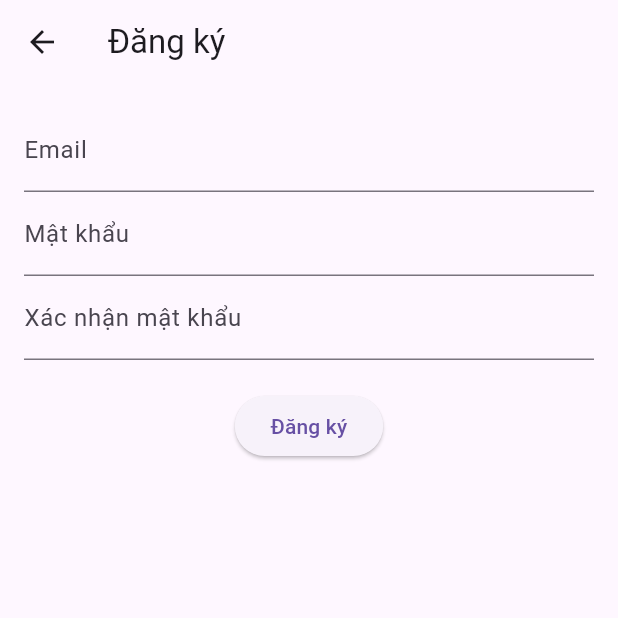
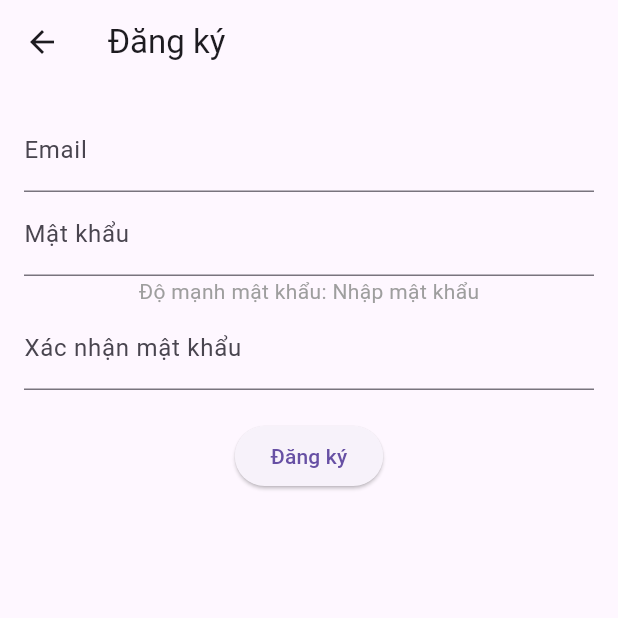
Before and after one commit to thinhngoo/AI_chat_bot, a Flutter app: the screen it shows after launch, after a tap on "Chưa có tài khoản? Đăng ký ngay", on a phone screen of 412 x 824 dp, the top half of it. Run offline on Flutter 3.47's test engine with Material 3 defaults, Android fonts, the phone set to English and light mode, and no system bars; our stand-ins replace logger, shared_preferences.

Commit message:
Update local login & signup

```diff
--- a/lib/main.dart
+++ b/lib/main.dart
@@ -1,15 +1,14 @@
 import 'package:flutter/material.dart';
-import 'package:firebase_core/firebase_core.dart';
+import 'services/auth_service.dart';
 import 'screens/login_page.dart';
+import 'screens/home_page.dart';
 
-void main() async {
-  WidgetsFlutterBinding.ensureInitialized();
-  await Firebase.initializeApp(); // Khởi tạo Firebase
+void main() {
   runApp(const MyApp());
 }
 
 class MyApp extends StatelessWidget {
-  const MyApp({Key? key}) : super(key: key); // Add key parameter
+  const MyApp({Key? key}) : super(key: key);
 
   @override
   Widget build(BuildContext context) {
@@ -18,7 +17,18 @@ class MyApp extends StatelessWidget {
       theme: ThemeData(
         primarySwatch: Colors.blue,
       ),
-      home: const LoginPage(), // Màn hình khởi đầu là LoginPage
+      home: FutureBuilder<bool>(
+        future: AuthService().isLoggedIn(),
+        builder: (context, snapshot) {
+          if (snapshot.connectionState == ConnectionState.waiting) {
+            return const Center(child: CircularProgressIndicator());
+          } else if (snapshot.hasData && snapshot.data == true) {
+            return const HomePage();
+          } else {
+            return const LoginPage();
+          }
+        },
+      ),
     );
   }
 }
--- a/lib/screens/signup_page.dart
+++ b/lib/screens/signup_page.dart
@@ -1,5 +1,4 @@
 import 'package:flutter/material.dart';
-import 'package:firebase_auth/firebase_auth.dart';
 import '../services/auth_service.dart';
 import 'login_page.dart';
 
@@ -16,7 +15,54 @@ class SignUpPageState extends State<SignUpPage> {
   final _confirmPasswordController = TextEditingController();
   final AuthService _authService = AuthService();
 
+  bool isValidEmail(String email) {
+    final emailRegex = RegExp(r'^[\w-\.]+@([\w-]+\.)+[\w-]{2,4}$');
+    return emailRegex.hasMatch(email);
+  }
+
+  bool isValidPassword(String password) {
+    if (password.length < 8) return false;
+    if (!password.contains(RegExp(r'[A-Z]'))) return false; // Chữ hoa
+    if (!password.contains(RegExp(r'[a-z]'))) return false; // Chữ thường
+    if (!password.contains(RegExp(r'[0-9]'))) return false; // Số
+    if (!password.contains(RegExp(r'[!@#$%^&*(),.?":{}|<>]'))) return false; // Ký tự đặc biệt
+    return true;
+  }
+
+  String getPasswordStrength(String password) {
+    if (password.isEmpty) return 'Nhập mật khẩu';
+    if (password.length < 6) return 'Yếu';
+    if (password.length < 8) return 'Trung bình';
+    if (isValidPassword(password)) return 'Mạnh';
+    return 'Trung bình';
+  }
+
+  Color getPasswordStrengthColor(String strength) {
+    switch (strength) {
+      case 'Yếu':
+        return Colors.red;
+      case 'Trung bình':
+        return Colors.orange;
+      case 'Mạnh':
+        return Colors.green;
+      default:
+        return Colors.grey;
+    }
+  }
+
   Future<void> _signUp() async {
+    if (!isValidEmail(_emailController.text.trim())) {
+      ScaffoldMessenger.of(context).showSnackBar(
+        const SnackBar(content: Text('Email không hợp lệ')),
+      );
+      return;
+    }
+    if (!isValidPassword(_passwordController.text.trim())) {
+      ScaffoldMessenger.of(context).showSnackBar(
+        const SnackBar(content: Text('Mật khẩu không hợp lệ. Phải có ít nhất 8 ký tự, bao gồm chữ hoa, chữ thường, số và ký tự đặc biệt.')),
+      );
+      return;
+    }
     if (_passwordController.text != _confirmPasswordController.text) {
       if (!mounted) return;
       ScaffoldMessenger.of(context).showSnackBar(
@@ -31,22 +77,22 @@ class SignUpPageState extends State<SignUpPage> {
       );
       if (!mounted) return;
       ScaffoldMessenger.of(context).showSnackBar(
-        const SnackBar(content: Text('Đăng ký thành công! Vui lòng kiểm tra email để xác thực.')),
+        const SnackBar(content: Text('Đăng ký thành công! Vui lòng đăng nhập.')),
       );
-      if (!mounted) return;
       Navigator.pushReplacement(
         context,
         MaterialPageRoute(builder: (context) => const LoginPage()),
       );
-    } on FirebaseAuthException catch (e) {
-      if (!mounted) return;
-      ScaffoldMessenger.of(context).showSnackBar(
-        SnackBar(content: Text('Lỗi: ${e.message}')),
-      );
     } catch (e) {
       if (!mounted) return;
+      String errorMessage;
+      if (e.toString().contains('Email already exists')) {
+        errorMessage = 'Email đã được sử dụng.';
+      } else {
+        errorMessage = 'Đã xảy ra lỗi khi đăng ký. Vui lòng thử lại.';
+      }
       ScaffoldMessenger.of(context).showSnackBar(
-        SnackBar(content: Text('Lỗi không xác định: $e')),
+        SnackBar(content: Text(errorMessage)),
       );
     }
   }
@@ -68,6 +114,15 @@ class SignUpPageState extends State<SignUpPage> {
               controller: _passwordController,
               decoration: const InputDecoration(labelText: 'Mật khẩu'),
               obscureText: true,
+              onChanged: (value) {
+                setState(() {}); // Update UI when typing
+              },
+            ),
+            Text(
+              'Độ mạnh mật khẩu: ${getPasswordStrength(_passwordController.text)}',
+              style: TextStyle(
+                color: getPasswordStrengthColor(getPasswordStrength(_passwordController.text)),
+              ),
             ),
             TextField(
               controller: _confirmPasswordController,
```
Also changed, not shown: lib/screens/home_page.dart (+19 -10 lines), lib/screens/login_page.dart (+14 -24 lines), lib/services/api_service.dart (+3 -4 lines), lib/services/auth_service.dart (+39 -50 lines), pubspec.yaml (+4 -3 lines), pubspec.lock, 2 other files.
